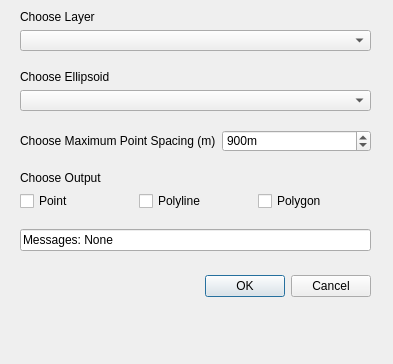
This is geodesic_densifier_dialog_base.ui in GeoscienceAustralia/GeodesicDensifier as Qt 5 draws it before an edit. The edited form follows.
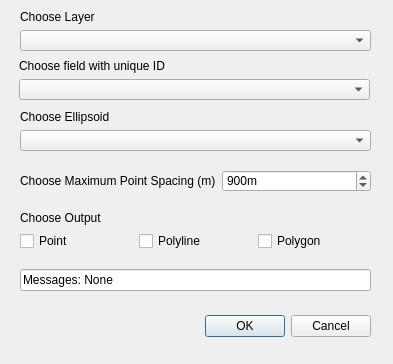
This is the edited form.

Commit message: added uid field

Diff of the .ui file:
```diff
--- a/geodesic_densifier_dialog_base.ui
+++ b/geodesic_densifier_dialog_base.ui
@@ -17,7 +17,7 @@
    <property name="geometry">
     <rect>
      <x>20</x>
-     <y>270</y>
+     <y>310</y>
      <width>351</width>
      <height>32</height>
     </rect>
@@ -55,7 +55,7 @@
    <property name="geometry">
     <rect>
      <x>20</x>
-     <y>70</y>
+     <y>110</y>
      <width>351</width>
      <height>41</height>
     </rect>
@@ -77,7 +77,7 @@
    <property name="geometry">
     <rect>
      <x>20</x>
-     <y>170</y>
+     <y>210</y>
      <width>351</width>
      <height>41</height>
     </rect>
@@ -121,7 +121,7 @@
    <property name="geometry">
     <rect>
      <x>20</x>
-     <y>229</y>
+     <y>269</y>
      <width>351</width>
      <height>22</height>
     </rect>
@@ -140,7 +140,7 @@
    <property name="geometry">
     <rect>
      <x>20</x>
-     <y>130</y>
+     <y>170</y>
      <width>351</width>
      <height>22</height>
     </rect>
@@ -168,6 +168,28 @@
     </item>
    </layout>
   </widget>
+  <widget class="QWidget" name="verticalLayoutWidget_5">
+   <property name="geometry">
+    <rect>
+     <x>19</x>
+     <y>59</y>
+     <width>351</width>
+     <height>41</height>
+    </rect>
+   </property>
+   <layout class="QVBoxLayout" name="uidLayout">
+    <item>
+     <widget class="QLabel" name="label_3">
+      <property name="text">
+       <string>Choose field with unique ID</string>
+      </property>
+     </widget>
+    </item>
+    <item>
+     <widget class="QComboBox" name="uidFieldComboBox"/>
+    </item>
+   </layout>
+  </widget>
  </widget>
  <resources/>
  <connections>
```
Left out of the diff: 10 changed lines with no effect on the pictures.
